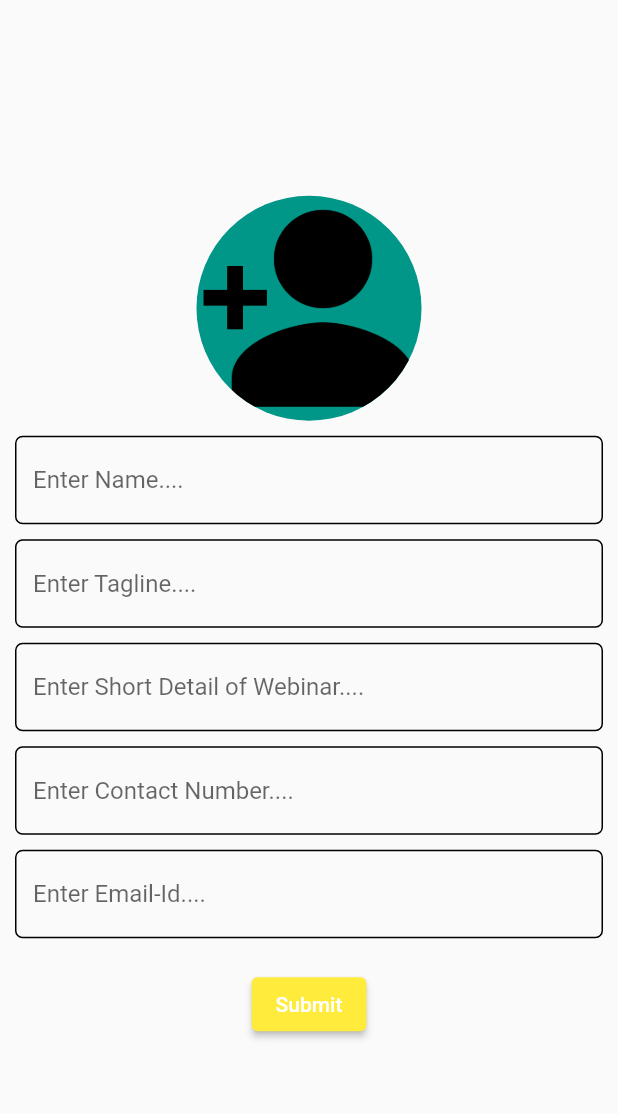
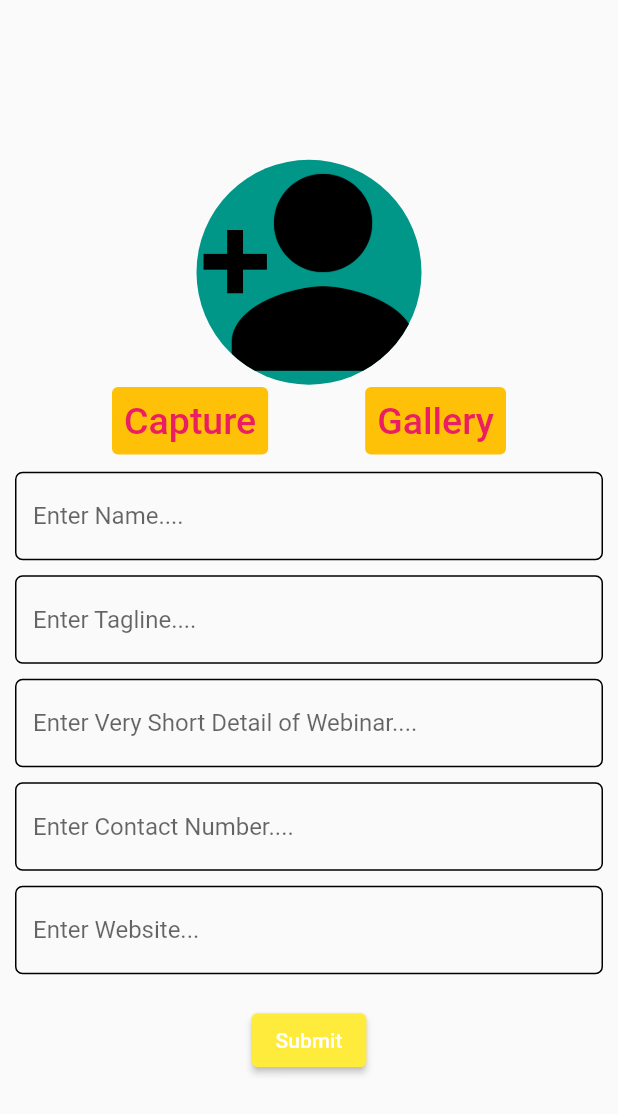
Before and after one commit to VivekTailor19/post_maker, a Flutter app: the DigitalMarketing screen opened by its route, on a phone screen of 412 x 824 dp. Shown: the top 1114 px of the screen. Run offline on Flutter 3.47's test engine with Material 2 defaults, Android fonts, the phone set to English and light mode, and no system bars; our stand-ins replace image_gallery_saver, image_picker, share_plus; missing offline and left inert: stories_editor.

Commit message:
post maker app

```diff
--- a/lib/digital_marketing/digitalmarketing_data.dart
+++ b/lib/digital_marketing/digitalmarketing_data.dart
@@ -1,4 +1,9 @@
+
+
+import 'dart:io';
+
 import 'package:flutter/material.dart';
+import 'package:image_picker/image_picker.dart';
 
 class DigitalMarketing extends StatefulWidget {
   const DigitalMarketing({Key? key}) : super(key: key);
@@ -13,7 +18,7 @@ class _DigitalMarketingState extends State<DigitalMarketing> {
   TextEditingController txtname = TextEditingController();
   TextEditingController txtshortdetail = TextEditingController();
   TextEditingController txtphone = TextEditingController();
-  TextEditingController txtemail = TextEditingController();
+  TextEditingController txtweb = TextEditingController();
   TextEditingController txttagline = TextEditingController();
 
   String? photo ;
@@ -31,13 +36,44 @@ class _DigitalMarketingState extends State<DigitalMarketing> {
             child: SingleChildScrollView(
               child: Column(
                 children: [
+
+                  photo == null ?
+
                 Container(height: 150,width: 150,
                 decoration: BoxDecoration(
                     color: Colors.teal,
                     image: DecorationImage(image: AssetImage("assets/images/addperson.png"),fit: BoxFit.cover),
                     shape: BoxShape.circle,
 
+                ),) :
+                Container(height: 150,width: 150,
+                decoration: BoxDecoration(
+                    color: Colors.teal,
+                    image: DecorationImage(image: FileImage(File("$photo")),fit: BoxFit.cover),
+                    shape: BoxShape.circle,
+
                 ),),
+                Row(
+                  mainAxisAlignment:MainAxisAlignment.spaceEvenly,
+                  children: [
+                  TextButton(style: TextButton.styleFrom(backgroundColor: Colors.amber),onPressed: () {
+                    ImagePicker img = ImagePicker();
+                    XFile? xfile = img.pickImage(source: ImageSource.camera) as XFile?;
+                    setState(() {
+                      photo = xfile!.path;
+                    });
+                    photo = xfile!.path;
+                  },
+                      child: Text("Capture",style: TextStyle(fontSize: 25,color: Colors.pink),)),
+                  TextButton(style: TextButton.styleFrom(backgroundColor: Colors.amber),onPressed: () {
+                    ImagePicker img = ImagePicker();
+                    XFile? xfile = img.pickImage(source: ImageSource.gallery) as XFile?;
+                    setState(() {
+                      photo = xfile!.path;
+                    });
+                    photo = xfile!.path;
+                  }, child: Text("Gallery",style: TextStyle(fontSize: 25,color: Colors.pink),)),
+                ],),
                 SizedBox(height: 10),
                 TextField(
 
@@ -63,7 +99,7 @@ class _DigitalMarketingState extends State<DigitalMarketing> {
                 SizedBox(height: 10),
                 TextField(controller: txtshortdetail,
                 decoration: InputDecoration(
-                  hintText: "Enter Short Detail of Webinar....",
+                  hintText: "Enter Very Short Detail of Webinar....",
                   enabled: true,
                   enabledBorder: OutlineInputBorder(borderRadius: BorderRadius.all(Radius.circular(5))),
                   focusedBorder: OutlineInputBorder(borderRadius: BorderRadius.all(Radius.circular(5)))
@@ -81,20 +117,20 @@ class _DigitalMarketingState extends State<DigitalMarketing> {
                 keyboardType: TextInputType.number,
                 ),
                 SizedBox(height: 10),
-                TextField(controller: txtemail,
+                TextField(controller: txtweb,
                 decoration: InputDecoration(
-                  hintText: "Enter Email-Id....",
+                  hintText: "Enter Website...",
                   enabled: true,
                   enabledBorder: OutlineInputBorder(borderRadius: BorderRadius.all(Radius.circular(5))),
                   focusedBorder: OutlineInputBorder(borderRadius: BorderRadius.all(Radius.circular(5)))
                 ),
-                keyboardType: TextInputType.emailAddress,
+                keyboardType: TextInputType.url,
                 ),
                 SizedBox(height: 20),
                 ElevatedButton(onPressed: () {
 
                     Digital dm = Digital();
-                    dm = Digital(name: txtname.text,tagline: txttagline.text,shortdetail: txtshortdetail.text,phone: txtphone.text,email: txtemail.text);
+                    dm = Digital(photo: photo,name: txtname.text,tagline: txttagline.text,shortdetail: txtshortdetail.text,phone: txtphone.text,website: txtweb.text);
 
                     Navigator.pushNamed(context, "digital",arguments: dm);
 
@@ -119,6 +155,6 @@ class _DigitalMarketingState extends State<DigitalMarketing> {
 
 class Digital
 {
-  String? name,tagline,shortdetail,phone,email;
-  Digital({this.name, this.tagline, this.shortdetail, this.phone, this.email});
+  String? name,tagline,shortdetail,phone,website,photo;
+  Digital({this.name, this.tagline, this.shortdetail, this.phone, this.website,this.photo});
 }
```
Also changed, not shown: lib/digital_marketing/digital_marketing_ui.dart (+33 -4 lines).
